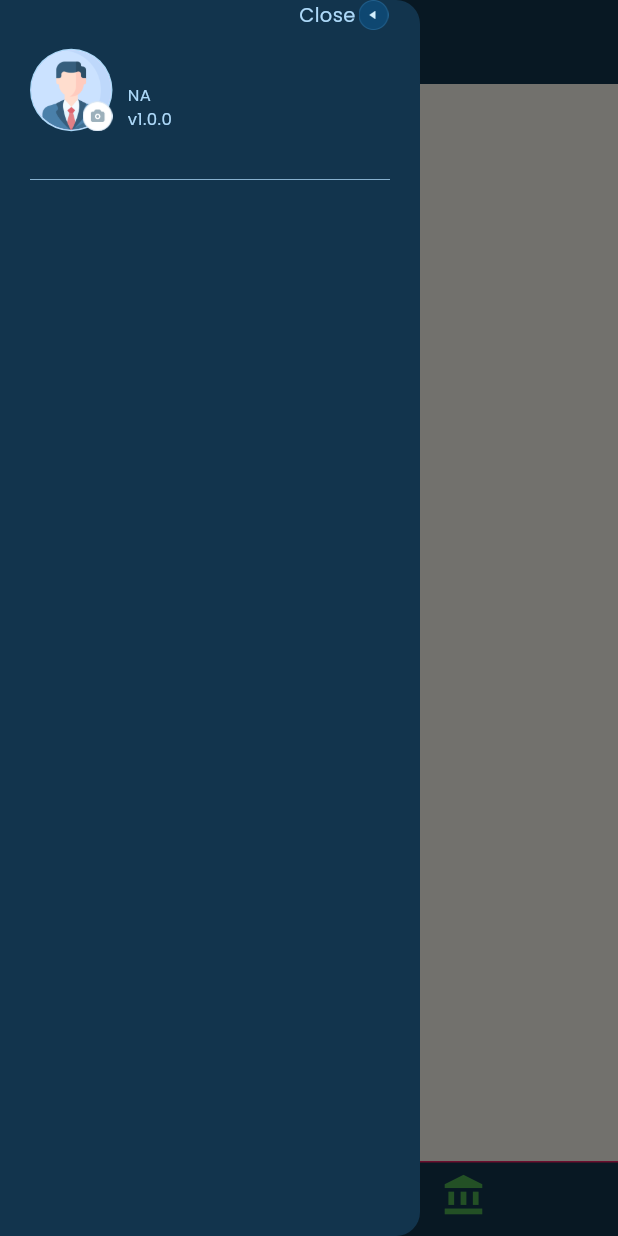
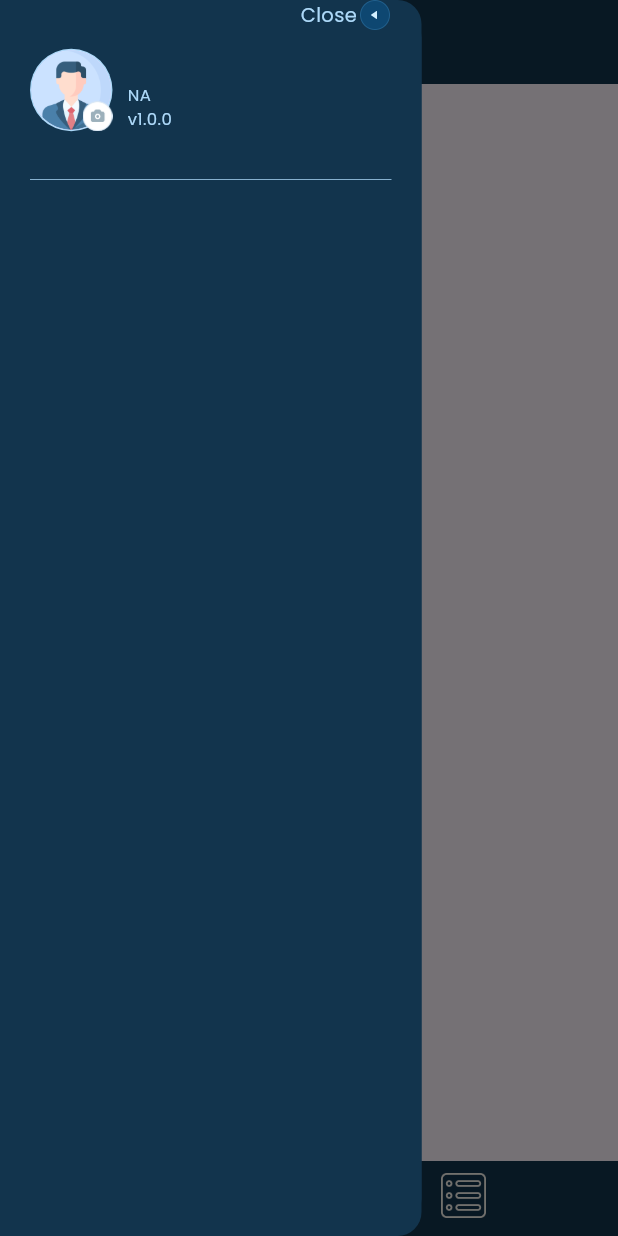
Before and after one commit to neelandrakar/retail_app_flutter, a Flutter app: the LoyaltyBottomBar screen opened by its route, with the side drawer open, on a phone screen of 412 x 824 dp. Run offline on Flutter 3.47's test engine with Material 3 defaults, Android fonts, the phone set to English and light mode, and no system bars; our stand-ins replace camera, dropdown_button2, flutter_map, flutter_rating_bar, flutter_svg, geocoding and 12 more; missing offline and left inert: cloudinary_public, syncfusion_flutter_core; accounts and stored records are empty.

Commit message:
Push with Loyalty Program's UI

```diff
--- a/lib/constants/assets_constants.dart
+++ b/lib/constants/assets_constants.dart
@@ -53,5 +53,7 @@ class AssetsConstants{
   static const String side_bar_back_button = '$_pngPath/side_bar_back_button.png';
   static const String no_profile_pic = '$_pngPath/no_profile_pic.png';
   static const String side_bar_cam = '$_pngPath/side_bar_cam.png';
+  static const String tier_logo = '$_pngPath/tier_logo.png';
+  static const String activity = '$_pngPath/activity.png';
 
 }
--- /dev/null
+++ b/lib/sidemenu/screens/loyalty_tier_screen.dart
@@ -0,0 +1,30 @@
+import 'package:flutter/material.dart';
+import '../../constants/custom_app_bar.dart';
+import '../../constants/my_colors.dart';
+import '../../constants/utils.dart';
+
+class LoyaltyTierScreen extends StatefulWidget {
+  const LoyaltyTierScreen({super.key});
+
+  @override
+  State<LoyaltyTierScreen> createState() => _LoyaltyTierScreenState();
+}
+
+class _LoyaltyTierScreenState extends State<LoyaltyTierScreen> {
+  String pageName = 'Loyalty Tier';
+
+  @override
+  Widget build(BuildContext context) {
+    return Scaffold(
+
+      appBar: PreferredSize(
+        preferredSize: const Size.fromHeight(56),
+        child: CustomAppBar(
+          module_name: pageName,
+          emp_name: getEmployeeName(context),
+          leading: Icon(Icons.menu_outlined, color: MyColors.actionsButtonColor, size: 20,),
+        ),
+      ),
+    );
+  }
+}
--- /dev/null
+++ b/lib/sidemenu/widgets/bottom_nav_bar_pages.dart
@@ -0,0 +1,12 @@
+import 'package:flutter/material.dart';
+import 'package:retail_app_flutter/sidemenu/screens/activity_screen.dart';
+import 'package:retail_app_flutter/sidemenu/screens/loyalty_tier_screen.dart';
+
+class BottomNavBarPages{
+
+  static List<Widget> allWidgets = [
+
+    LoyaltyTierScreen(),
+    ActivitySchemeScreen(),
+  ];
+}
--- a/lib/ssml_loyalty/screens/loyalty_bottom_bar.dart
+++ b/lib/ssml_loyalty/screens/loyalty_bottom_bar.dart
@@ -1,10 +1,13 @@
 import 'package:flutter/cupertino.dart';
 import 'package:flutter/material.dart';
+import 'package:flutter_svg/svg.dart';
 import 'package:retail_app_flutter/constants/my_colors.dart';
 
+import '../../constants/assets_constants.dart';
 import '../../constants/custom_app_bar.dart';
 import '../../constants/utils.dart';
 import '../../sidemenu/screens/side_menu.dart';
+import '../../sidemenu/widgets/bottom_nav_bar_pages.dart';
 
 class LoyaltyBottomBar extends StatefulWidget {
   static const String routeName = '/loyalty-bottom-bar';
@@ -24,6 +27,7 @@ class _LoyaltyBottomBarState extends State<LoyaltyBottomBar> {
     setState(() {
       _page = index;
     });
+    print('page is changed to $index');
   }
 
   @override
@@ -35,15 +39,12 @@ class _LoyaltyBottomBarState extends State<LoyaltyBottomBar> {
           child: SideMenu(
             side_menu_item_no: side_menu_item_no,
           ),
-          width: 280,
+          width: 281,
         ),
-        appBar: PreferredSize(
-          preferredSize: const Size.fromHeight(56),
-          child: CustomAppBar(
-            module_name: pageName,
-            emp_name: getEmployeeName(context),
-            leading: Icon(Icons.menu_outlined, color: MyColors.actionsButtonColor, size: 20,),
-          ),
+        body: IndexedStack(
+            index: _page,
+            children: BottomNavBarPages.allWidgets
+
         ),
         bottomNavigationBar: CupertinoTabBar(
           backgroundColor: MyColors.appBarColor,
@@ -51,13 +52,27 @@ class _LoyaltyBottomBarState extends State<LoyaltyBottomBar> {
           onTap: onPageChange,
           border: Border(
               top: BorderSide(
-                  color: Colors.pink
+                  color: MyColors.appBarColor
               )
           ),
 
           items: [
-            BottomNavigationBarItem(icon: Icon(Icons.ac_unit, color: Colors.red,)),
-            BottomNavigationBarItem(icon: Icon(Icons.account_balance, color: Colors.green,)),
+            BottomNavigationBarItem(
+                icon: Padding(
+                  padding: const EdgeInsets.symmetric(vertical: 8.0),
+                  child: Image.asset(
+                    AssetsConstants.tier_logo,
+                    color: _page==0 ? MyColors.greenColor : MyColors.boneWhite
+                  ),
+                )),
+            BottomNavigationBarItem(
+                icon: Padding(
+                  padding: const EdgeInsets.symmetric(vertical: 8.0),
+                  child: Image.asset(
+                      AssetsConstants.activity,
+                      color: _page==1 ? MyColors.greenColor : MyColors.boneWhite
+                  ),
+                )),
           ],
 
         )
--- a/pubspec.yaml
+++ b/pubspec.yaml
@@ -56,6 +56,7 @@ dependencies:
   text_scroll: ^0.2.0
   package_info_plus: ^5.0.1
   syncfusion_flutter_datagrid: ^24.2.8
+  flutter_svg: ^2.0.10+1
 
 
 
```
Also changed, not shown: lib/sidemenu/screens/activity_screen.dart (added, +31 -0 lines), lib/sidemenu/screens/schemes_screen.dart (added, +15 -0 lines), assets/pngs/activity.png (added), assets/pngs/tier_logo.png (added), pubspec.lock.
